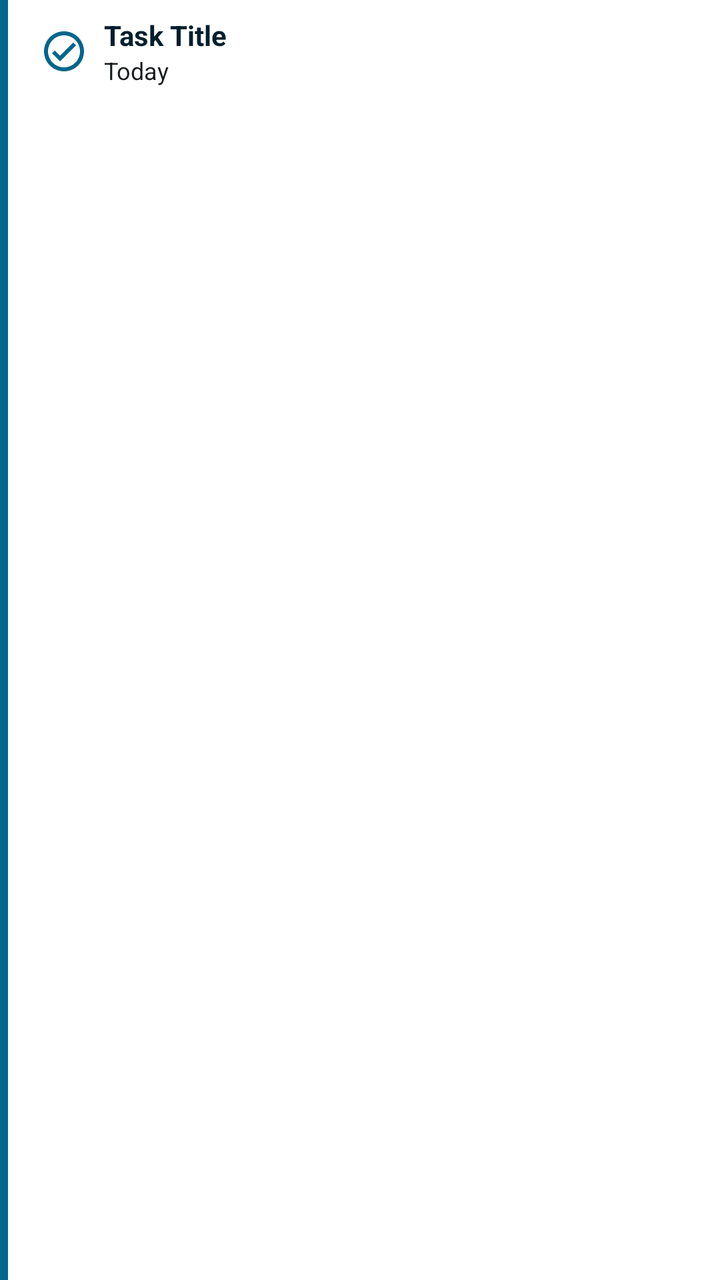
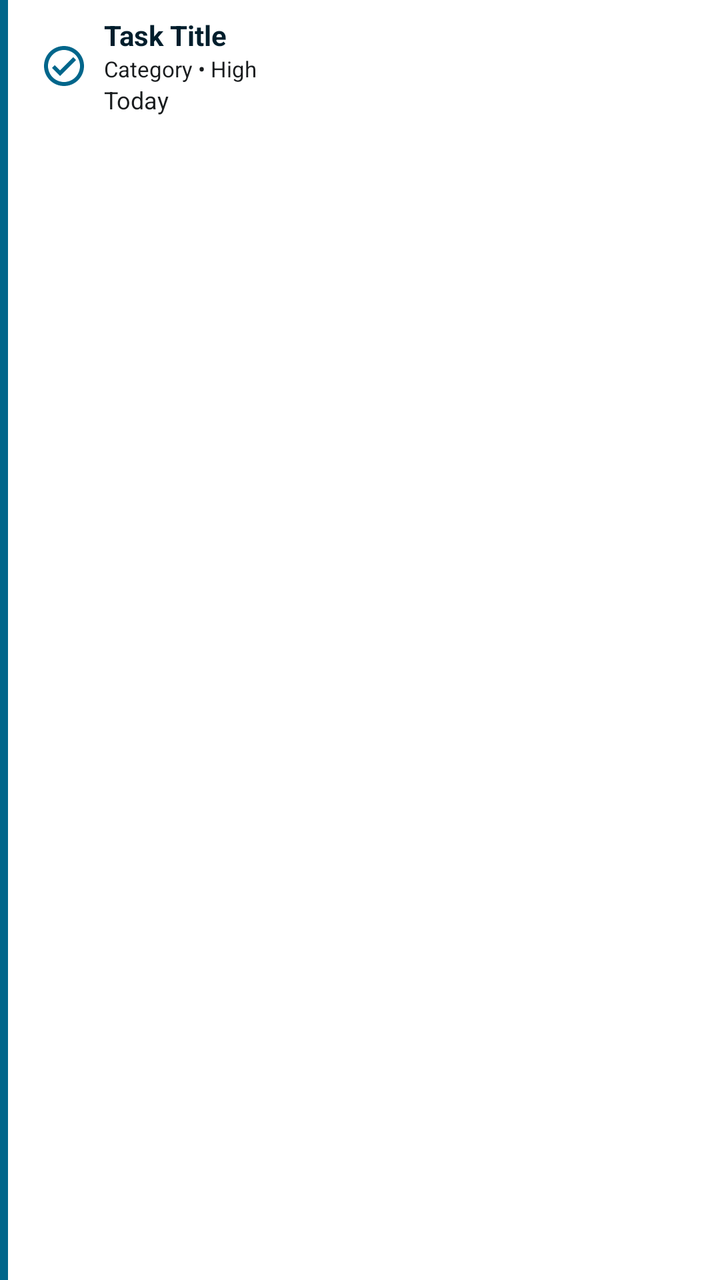

Two renders of the same Android screen: before a commit and after it. Below are the layout's source before the change and the commit's diff.
<!-- AndroidManifest.xml: fallback theme Theme.MaterialComponents.DayNight.NoActionBar -->
<!-- res/layout/widget_task_item.xml -->
<?xml version="1.0" encoding="utf-8"?>
<LinearLayout xmlns:android="http://schemas.android.com/apk/res/android"
    android:id="@+id/widget_task_container"
    android:layout_width="match_parent"
    android:layout_height="wrap_content"
    android:orientation="horizontal"
    android:padding="0dp"
    android:gravity="fill_vertical">

    <FrameLayout
        android:id="@+id/widget_task_category_color"
        android:layout_width="4dp"
        android:layout_height="match_parent"
        android:background="@color/widget_primary"
        android:layout_marginEnd="8dp"/>

    <LinearLayout
        android:layout_width="match_parent"
        android:layout_height="wrap_content"
        android:orientation="horizontal"
        android:padding="8dp"
        android:gravity="center_vertical">

    <ImageView
        android:id="@+id/widget_task_check"
        android:layout_width="24dp"
        android:layout_height="24dp"
        android:src="@drawable/ic_check_circle_outline"
        android:contentDescription="Complete Task"
        android:clickable="true"
        android:focusable="true"
        android:layout_marginEnd="8dp"
        android:tint="@color/widget_primary"/>

    <LinearLayout
        android:layout_width="0dp"
        android:layout_height="wrap_content"
        android:layout_weight="1"
        android:orientation="vertical">

            <TextView
                android:id="@+id/widget_task_title"
                android:layout_width="wrap_content"
                android:layout_height="wrap_content"
                android:text="Task Title"
                android:textSize="14sp" 
                android:textColor="@color/widget_title_text"
                android:textStyle="bold"/>

            <TextView
                android:id="@+id/widget_task_date"
                android:layout_width="wrap_content"
                android:layout_height="wrap_content"
                android:text="Today"
                android:textSize="12sp"
                android:textColor="@color/widget_body_text"/>
    </LinearLayout>

    </LinearLayout>
</LinearLayout>
<!-- resources referenced by this layout -->
<resources>
  <color name="widget_body_text">#1C1C1E</color>
  <color name="widget_primary">#6C63FF</color>
  <color name="widget_title_text">#1C1C1E</color>
  <!-- drawable ic_check_circle_outline (drawable) -->
  <vector xmlns:android="http://schemas.android.com/apk/res/android"
      android:width="24dp"
      android:height="24dp"
      android:viewportWidth="24"
      android:viewportHeight="24">
    <path
        android:fillColor="@android:color/white"
        android:pathData="M12,2C6.48,2 2,6.48 2,12s4.48,10 10,10 10,-4.48 10,-10S17.52,2 12,2zM12,20c-4.41,0 -8,-3.59 -8,-8s3.59,-8 8,-8 8,3.59 8,8 -3.59,8 -8,8zM16.59,7.58L10,14.17l-2.59,-2.58L6,13l4,4 8,-8z"/>
  </vector>
</resources>

<!-- the commit's change to res/layout/widget_task_item.xml (unified diff, before → after) -->
@@ -48,6 +48,14 @@
                 android:textStyle="bold"/>
 
             <TextView
+                android:id="@+id/widget_task_meta"
+                android:layout_width="wrap_content"
+                android:layout_height="wrap_content"
+                android:text="Category • High"
+                android:textSize="11sp"
+                android:textColor="@color/widget_body_text"/>
+
+            <TextView
                 android:id="@+id/widget_task_date"
                 android:layout_width="wrap_content"
                 android:layout_height="wrap_content"
